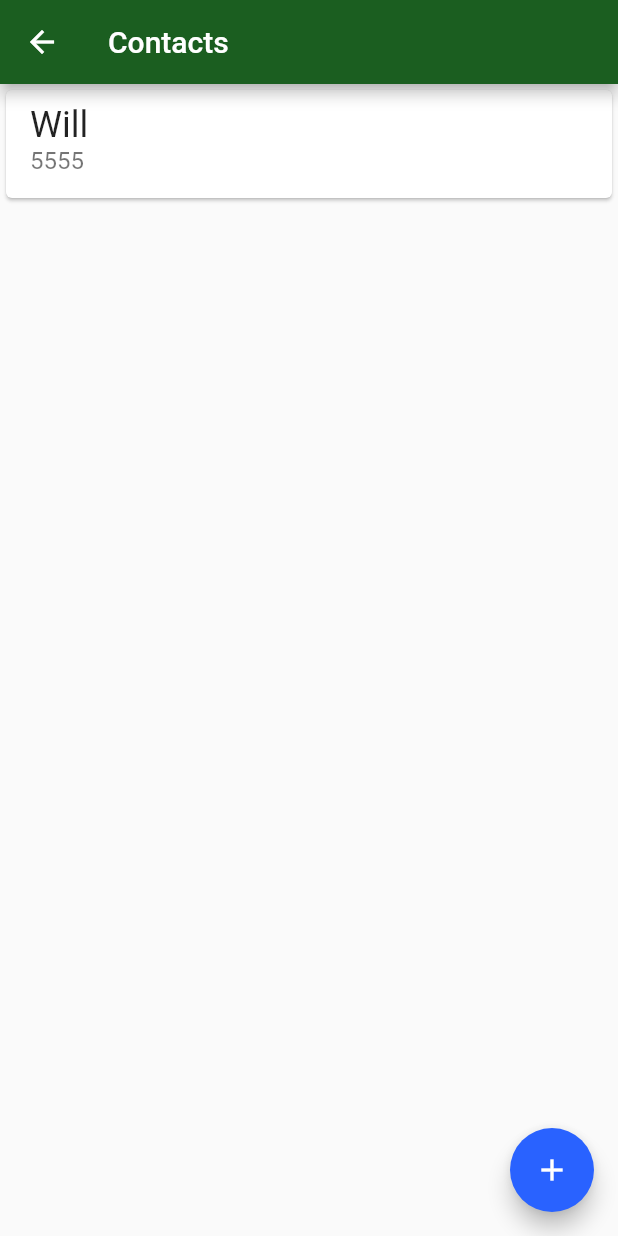
After one commit to takanage/bytebankapp, a Flutter app: the screen it shows after launch, after a tap on "Contacts", on a phone screen of 412 x 824 dp. The commit adds this screen. Run offline on Flutter 3.47's test engine with Material 2 defaults, Android fonts, the phone set to English and light mode, and no system bars.

Commit message:
Created contacts list

```diff
--- a/lib/main.dart
+++ b/lib/main.dart
@@ -1,3 +1,5 @@
+import 'package:bytebank/screens/contacts_list.dart';
+import 'package:bytebank/screens/dashboard.dart';
 import 'package:flutter/material.dart';
 
 void main() {
@@ -19,51 +21,3 @@ class BytebankApp extends StatelessWidget {
     );
   }
 }
-
-class Dashboard extends StatelessWidget {
-  @override
-  Widget build(BuildContext context) {
-    return Scaffold(
-      appBar: AppBar(
-        title: Text('Dashboard'),
-      ),
-      body: Column(
-        mainAxisAlignment: MainAxisAlignment.spaceBetween,
-        crossAxisAlignment: CrossAxisAlignment.start,
-        children: <Widget>[
-          Padding(
-            padding: const EdgeInsets.all(8.0),
-            child: Image.asset('images/bytebank_logo.png'),
-          ),
-          Padding(
-            padding: const EdgeInsets.all(8.0),
-            child: Container(
-              padding: EdgeInsets.all(8),
-              height: 100,
-              width: 150,
-              color: Theme.of(context).primaryColor,
-              child: Column(
-                mainAxisAlignment: MainAxisAlignment.spaceBetween,
-                crossAxisAlignment: CrossAxisAlignment.start,
-                children: <Widget>[
-                  Icon(
-                    Icons.people,
-                    color: Colors.white,
-                    size: 24.0,
-                  ),
-                  Text(
-                    'Contacts',
-                    style: TextStyle(
-                      color: Colors.white,
-                      fontSize: 16.0,
-                    ),
-                  ),
-                ],
-              ),
-            ),
-          )
-        ],
-      ),
-    );
-  }
-}
--- /dev/null
+++ b/lib/screens/contacts_list.dart
@@ -0,0 +1,38 @@
+import 'package:flutter/material.dart';
+
+class ContactsList extends StatelessWidget {
+  @override
+  Widget build(BuildContext context) {
+    return Scaffold(
+      appBar: AppBar(
+        title: Text('Contacts'),
+      ),
+      body: ListView(
+        children: <Widget>[
+          Card(
+            child: ListTile(
+              title: Text(
+                'Will',
+                style: TextStyle(
+                  fontSize: 24.0,
+                ),
+              ),
+              subtitle: Text(
+                "5555",
+                style: TextStyle(
+                  fontSize: 16.0,
+                ),
+              ),
+            ),
+          )
+        ],
+      ),
+      floatingActionButton: FloatingActionButton(
+        onPressed: () {},
+        child: Icon(
+          Icons.add,
+        ),
+      ),
+    );
+  }
+}
--- /dev/null
+++ b/lib/screens/dashboard.dart
@@ -0,0 +1,61 @@
+import 'package:bytebank/screens/contacts_list.dart';
+import 'package:flutter/material.dart';
+
+class Dashboard extends StatelessWidget {
+  @override
+  Widget build(BuildContext context) {
+    return Scaffold(
+      appBar: AppBar(
+        title: Text('Dashboard'),
+      ),
+      body: Column(
+        mainAxisAlignment: MainAxisAlignment.spaceBetween,
+        crossAxisAlignment: CrossAxisAlignment.start,
+        children: <Widget>[
+          Padding(
+            padding: const EdgeInsets.all(8.0),
+            child: Image.asset('images/bytebank_logo.png'),
+          ),
+          Padding(
+            padding: const EdgeInsets.all(8.0),
+            child: Material(
+              color: Theme.of(context).primaryColor,
+              child: InkWell(
+                onTap: () {
+                  Navigator.of(context).push(
+                    MaterialPageRoute(
+                      builder: (context) => ContactsList(),
+                    ),
+                  );
+                },
+                child: Container(
+                  padding: EdgeInsets.all(8),
+                  height: 100,
+                  width: 150,
+                  child: Column(
+                    mainAxisAlignment: MainAxisAlignment.spaceBetween,
+                    crossAxisAlignment: CrossAxisAlignment.start,
+                    children: <Widget>[
+                      Icon(
+                        Icons.people,
+                        color: Colors.white,
+                        size: 24.0,
+                      ),
+                      Text(
+                        'Contacts',
+                        style: TextStyle(
+                          color: Colors.white,
+                          fontSize: 16.0,
+                        ),
+                      ),
+                    ],
+                  ),
+                ),
+              ),
+            ),
+          )
+        ],
+      ),
+    );
+  }
+}
```
